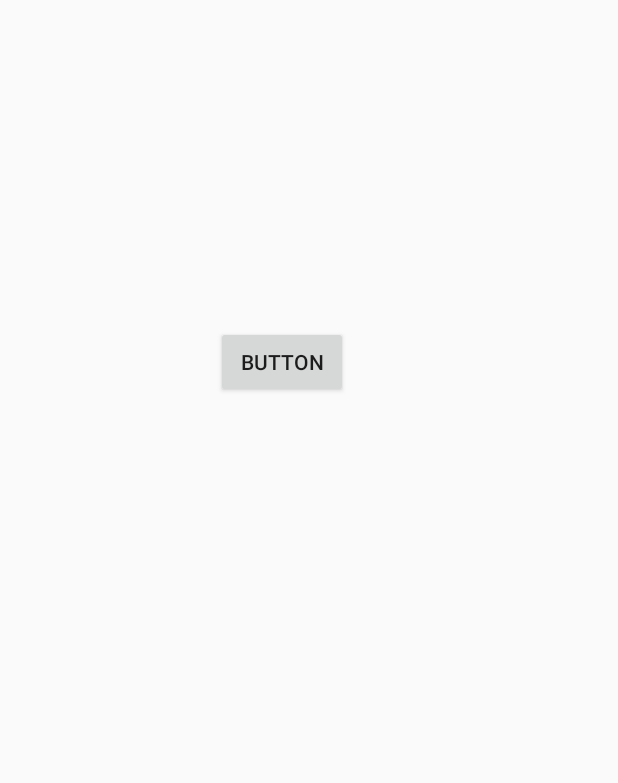
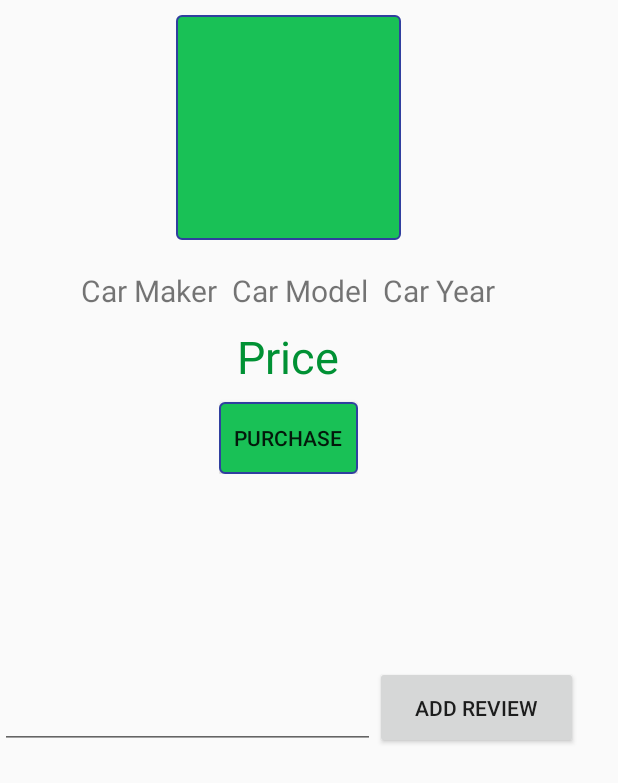
Before and after one commit to meori20/androidMockApp, an Android app: the layout activity_car_details.xml on its own in the app's theme, with its tools: preview values and no code run, on a phone screen of 412 x 824 dp. Shown: the top 783 px of the screen. Run offline under Robolectric (Android 15) with nearby library versions, the phone set to English and light mode, and no system bars.

Commit message:
add car details binding and fix naming and constans

```diff
--- a/app/src/main/java/com/dev/android/mta/androiduserauthentication/Activities/MainActivityOpening.java
+++ b/app/src/main/java/com/dev/android/mta/androiduserauthentication/Activities/MainActivityOpening.java
@@ -82,7 +82,7 @@ public class MainActivityOpening extends AppCompatActivity {
 
     private void updateUI() {
 
-        Intent intent = new Intent(MainActivityOpening.this, ItemsMenu.class);
+        Intent intent = new Intent(MainActivityOpening.this, ItemsMenuActivity.class);
         startActivity(intent);
         finish();
     }
--- a/app/src/main/java/com/dev/android/mta/androiduserauthentication/constans/ActivityExtrasConstans.java
+++ b/app/src/main/java/com/dev/android/mta/androiduserauthentication/constans/ActivityExtrasConstans.java
@@ -6,5 +6,6 @@ package com.dev.android.mta.androiduserauthentication.constans;
 
 public class ActivityExtrasConstans {
     public static final String FIREBASE_USER_EMAIL = "FireBaseUserEmail";
+    public static final String CAR_ITEM_OBJECT = "CarItemObject";
 
 }
--- a/app/src/main/java/com/dev/android/mta/androiduserauthentication/constans/AuthenticationMethodConstatns.java
+++ b/app/src/main/java/com/dev/android/mta/androiduserauthentication/constans/AuthenticationMethodConstatns.java
@@ -8,5 +8,6 @@ public class AuthenticationMethodConstatns {
 
     public static final String EMAIL_AND__PASSWORD = "emailAndPassword";
     public static final int RC_SIGN_IN = 555;
+    public static final String ANONNYMOUSE_USER = "Anonnymouse User";
 
 }
--- /dev/null
+++ b/app/src/main/java/com/dev/android/mta/androiduserauthentication/constans/DatabaseConstans.java
@@ -0,0 +1,6 @@
+package com.dev.android.mta.androiduserauthentication.constans;
+
+public class DatabaseConstans {
+    public static final String USERS = "Users";
+    public static final String CARS = "cars";
+}
--- a/app/src/main/java/com/dev/android/mta/androiduserauthentication/implementaion/ReviewsAdapter.java
+++ b/app/src/main/java/com/dev/android/mta/androiduserauthentication/implementaion/ReviewsAdapter.java
@@ -12,9 +12,6 @@ import java.util.List;
 
 import com.dev.android.mta.androiduserauthentication.Model.Review;
 
-/**
- * Created by shahar on 07/05/2018.
- */
 public class ReviewsAdapter extends RecyclerView.Adapter<ReviewsAdapter.ReviewViewHolder> {
 
     private final String TAG = "ReviewsAdapter";
--- /dev/null
+++ b/app/src/main/res/drawable/purchase_button.xml
@@ -0,0 +1,38 @@
+<?xml version="1.0" encoding="utf-8"?>
+<selector xmlns:android="http://schemas.android.com/apk/res/android">
+
+    <item android:state_pressed="true">
+        <shape>
+            <solid
+                android:color="#07ef5c"></solid>
+            <stroke
+                android:color="@color/colorPrimaryDark"
+                android:width="1dp"></stroke>
+            <corners android:radius="3dp"></corners>
+            <padding android:left="10dp"
+                android:right="10dp"
+                android:bottom="10dp"
+                android:top="10dp">
+
+            </padding>
+        </shape>
+    </item>
+    <item>
+        <shape>
+            <solid
+                android:color="#19c156"></solid>
+            <stroke
+                android:color="@color/colorPrimaryDark"
+                android:width="1dp"></stroke>
+            <corners android:radius="3dp"></corners>
+            <padding android:left="10dp"
+                android:right="10dp"
+                android:bottom="10dp"
+                android:top="10dp">
+
+            </padding>
+        </shape>
+    </item>
+
+
+</selector>
--- a/app/src/main/res/layout/activity_car_details.xml
+++ b/app/src/main/res/layout/activity_car_details.xml
@@ -1,20 +1,116 @@
 <?xml version="1.0" encoding="utf-8"?>
 <android.support.constraint.ConstraintLayout xmlns:android="http://schemas.android.com/apk/res/android"
-    xmlns:app="http://schemas.android.com/apk/res-auto"
     xmlns:tools="http://schemas.android.com/tools"
     android:layout_width="match_parent"
     android:layout_height="match_parent"
-    tools:context="com.dev.android.mta.androiduserauthentication.Activities.carDetails">
+    tools:context="com.dev.android.mta.androiduserauthentication.Activities.CarDetailsActivity">
 
-    <Button
-        android:id="@+id/button2"
-        android:layout_width="wrap_content"
-        android:layout_height="wrap_content"
-        android:layout_marginEnd="166dp"
-        android:layout_marginStart="130dp"
-        android:layout_marginTop="217dp"
-        android:text="Button"
-        app:layout_constraintEnd_toEndOf="parent"
-        app:layout_constraintStart_toStartOf="parent"
-        app:layout_constraintTop_toTopOf="parent" />
+    <LinearLayout
+        android:layout_width="385dp"
+        android:layout_height="match_parent"
+        android:orientation="vertical" >
+
+        <LinearLayout
+            android:id="@+id/ImageLayout"
+            android:layout_width="match_parent"
+            android:layout_height="wrap_content"
+            android:layout_marginTop="10dp"
+            android:orientation="vertical">
+
+            <ImageView
+                android:id="@+id/carDetailsImageView"
+                android:layout_width="150dp"
+                android:layout_height="150dp"
+                android:layout_gravity="center"
+
+                android:background="@drawable/purchase_button" />
+        </LinearLayout>
+
+        <LinearLayout
+            android:id="@+id/carDescriptionLayout"
+            android:layout_width="wrap_content"
+            android:layout_height="wrap_content"
+            android:layout_gravity="center"
+            android:layout_marginTop="20dp">
+
+            <TextView
+                android:id="@+id/carMakeLabel"
+                android:layout_width="wrap_content"
+                android:layout_height="wrap_content"
+                android:text="Car Maker"
+                android:textSize="20dp" />
+
+            <TextView
+                android:id="@+id/carModelLabel"
+                android:layout_width="wrap_content"
+                android:layout_height="wrap_content"
+                android:layout_marginStart="10dp"
+                android:text="Car Model"
+                android:textSize="20dp" />
+
+            <TextView
+                android:id="@+id/carYearLabel"
+                android:layout_width="wrap_content"
+                android:layout_height="wrap_content"
+                android:layout_marginStart="10dp"
+                android:text="Car Year"
+                android:textSize="20dp" />
+        </LinearLayout>
+
+        <LinearLayout
+            android:id="@+id/PriceAndPurchaseLayout"
+            android:layout_width="wrap_content"
+            android:layout_height="wrap_content"
+            android:layout_gravity="center"
+            android:layout_marginTop="10dp"
+            android:orientation="vertical">
+
+            <TextView
+                android:id="@+id/carPriceLabel"
+                android:layout_width="wrap_content"
+                android:layout_height="wrap_content"
+                android:layout_gravity="center"
+                android:text="Price"
+                android:textColor="#009134"
+                android:textSize="30dp" />
+
+            <Button
+                android:id="@+id/carPurchaseButton"
+                android:layout_width="wrap_content"
+                android:layout_height="wrap_content"
+                android:layout_gravity="center"
+                android:layout_marginTop="10dp"
+                android:background="@drawable/purchase_button"
+                android:text="Purchase" />
+        </LinearLayout>
+
+        <android.support.v7.widget.RecyclerView
+            android:id="@+id/recycleView"
+            android:layout_width="match_parent"
+            android:layout_height="118dp"
+            android:layout_gravity="center_vertical"
+
+            />
+
+        <LinearLayout
+            android:layout_marginTop="10dp"
+            android:layout_width="match_parent"
+            android:layout_height="wrap_content">
+
+            <EditText
+                android:id="@+id/addReviewEditText"
+                android:layout_width="250dp"
+                android:layout_height="match_parent" />
+            <Button
+                android:id="@+id/addReviewButton"
+                android:layout_width="wrap_content"
+                android:layout_height="wrap_content"
+                android:text="Add Review"
+                android:hint="Write your review here"/>
+        </LinearLayout>
+
+
+    </LinearLayout>
+
+
 </android.support.constraint.ConstraintLayout>
--- a/app/src/main/res/layout/activity_items_menu.xml
+++ b/app/src/main/res/layout/activity_items_menu.xml
@@ -4,7 +4,7 @@
     xmlns:tools="http://schemas.android.com/tools"
     android:layout_width="match_parent"
     android:layout_height="match_parent"
-    tools:context="com.dev.android.mta.androiduserauthentication.Activities.ItemsMenu">
+    tools:context="com.dev.android.mta.androiduserauthentication.Activities.ItemsMenuActivity">
 
     <LinearLayout
         android:layout_width="match_parent"
```
Also changed, not shown: app/src/main/AndroidManifest.xml (+5 -5 lines), app/src/main/java/com/dev/android/mta/androiduserauthentication/Activities/AccountInfoActivity.java (+4 -4 lines), app/src/main/java/com/dev/android/mta/androiduserauthentication/Activities/CarDetailsActivity.java (added, +68 -0 lines), app/src/main/java/com/dev/android/mta/androiduserauthentication/Activities/ItemsMenuActivity.java (renamed from app/src/main/java/com/dev/android/mta/androiduserauthentication/Activities/ItemsMenu.java, +6 -7 lines), app/src/main/java/com/dev/android/mta/androiduserauthentication/Activities/carDetails.java (deleted, +0 -22 lines), app/src/main/java/com/dev/android/mta/androiduserauthentication/implementaion/AuthenticationMethod.java (+6 -4 lines), app/src/main/java/com/dev/android/mta/androiduserauthentication/implementaion/ItemAdapter.java (+5 -9 lines).
